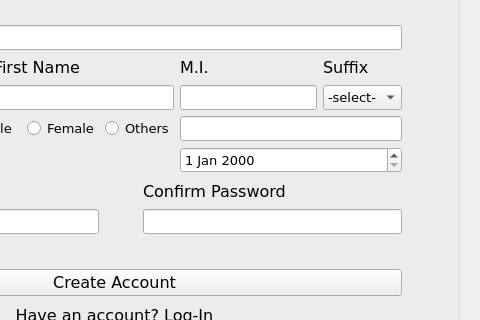
Before: the Qt Designer form CLOCKWORK_SEMESTER/Create_Login.ui in AmielJohnPadasay/ClockWork, drawn with Qt 5; both pictures show x 251 to 731 and y 311 to 631 of the 731 by 728 pixel window.
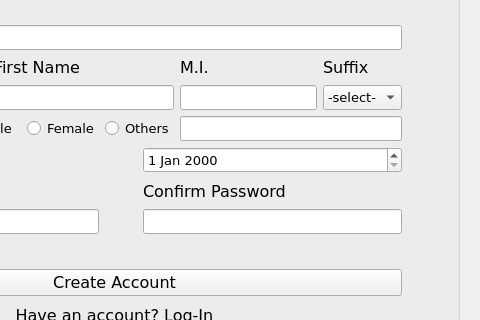
After: the same form once the commit is applied.

Commit message: Widget Connection from Create_Login UI

What changed in the file:
```diff
--- a/CLOCKWORK_SEMESTER/Create_Login.ui
+++ b/CLOCKWORK_SEMESTER/Create_Login.ui
@@ -196,9 +196,6 @@
          </property>
         </widget>
        </item>
-       <item row="10" column="12" colspan="2">
-        <widget class="QDateEdit" name="dateEdit"/>
-       </item>
        <item row="7" column="13">
         <widget class="QLabel" name="suffix_label">
          <property name="font">
@@ -524,6 +521,9 @@
          </property>
         </spacer>
        </item>
+       <item row="10" column="11" colspan="3">
+        <widget class="QDateEdit" name="birthdate_edit"/>
+       </item>
       </layout>
      </widget>
     </item>
```
Left out of the diff: 16 changed lines with no effect on the pictures. The commit also changes 1 other file.
